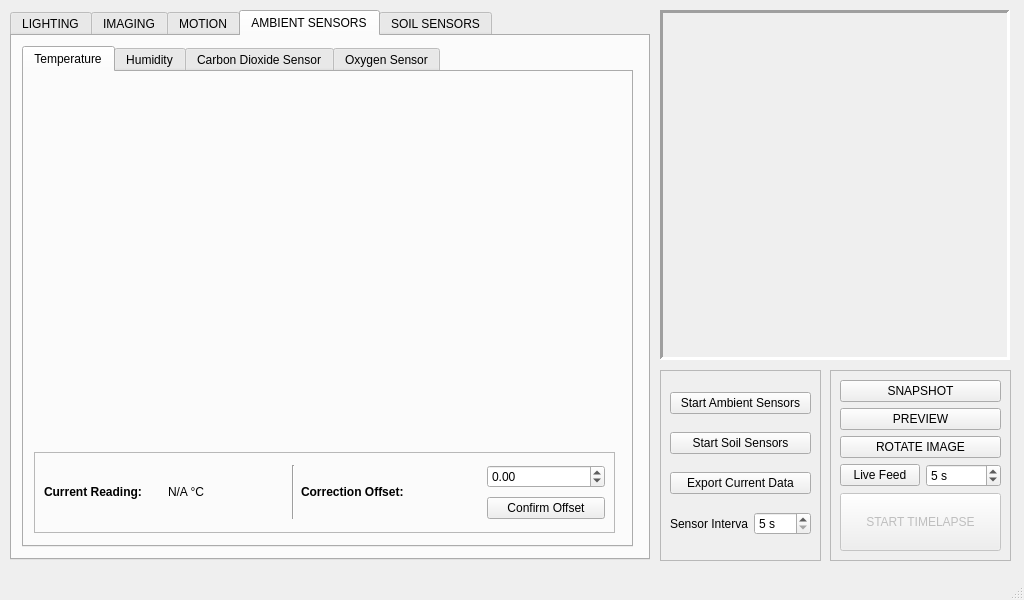
CoCl-Jerry/Flashlapse_Pro_Dev, file _ui/FlashLapse_Pro.ui: the form before one commit.
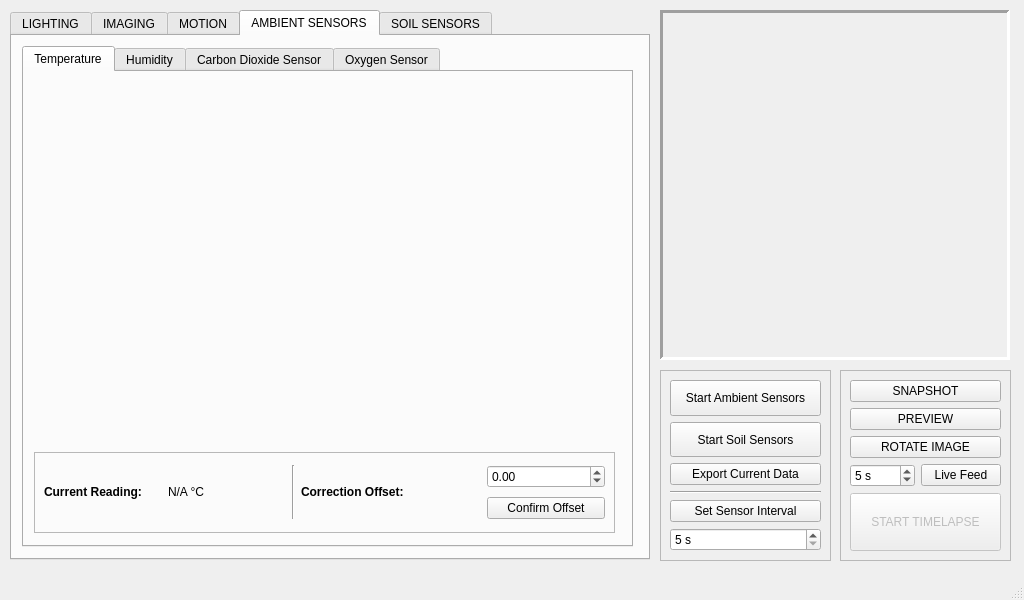
The form after the commit. Icons and pictures are not drawn. Custom widgets are drawn as their Qt base class.

```diff
--- a/_ui/FlashLapse_Pro.ui
+++ b/_ui/FlashLapse_Pro.ui
@@ -2125,9 +2125,9 @@
     </property>
     <property name="geometry">
      <rect>
-      <x>830</x>
+      <x>840</x>
       <y>370</y>
-      <width>181</width>
+      <width>171</width>
       <height>191</height>
      </rect>
     </property>
@@ -2142,7 +2142,7 @@
       <rect>
        <x>10</x>
        <y>10</y>
-       <width>161</width>
+       <width>151</width>
        <height>171</height>
       </rect>
      </property>
@@ -2189,14 +2189,20 @@
         </property>
        </widget>
       </item>
-      <item row="3" column="0">
-       <widget class="QPushButton" name="imaging_live_feed_pushButton">
+      <item row="2" column="0" colspan="2">
+       <widget class="QPushButton" name="imaging_rotate_pushButton">
+        <property name="enabled">
+         <bool>true</bool>
+        </property>
+        <property name="toolTip">
+         <string>Rotate image 90 degrees</string>
+        </property>
         <property name="text">
-         <string>Live Feed</string>
+         <string>ROTATE IMAGE</string>
         </property>
        </widget>
       </item>
-      <item row="3" column="1">
+      <item row="3" column="0">
        <widget class="QSpinBox" name="imaging_live_feed_spinBox">
         <property name="suffix">
          <string> s</string>
@@ -2212,16 +2218,10 @@
         </property>
        </widget>
       </item>
-      <item row="2" column="0" colspan="2">
-       <widget class="QPushButton" name="imaging_rotate_pushButton">
-        <property name="enabled">
-         <bool>true</bool>
-        </property>
-        <property name="toolTip">
-         <string>Rotate image 90 degrees</string>
-        </property>
+      <item row="3" column="1">
+       <widget class="QPushButton" name="imaging_live_feed_pushButton">
         <property name="text">
-         <string>ROTATE IMAGE</string>
+         <string>Live Feed</string>
         </property>
        </widget>
       </item>
@@ -2236,7 +2236,7 @@
      <rect>
       <x>660</x>
       <y>370</y>
-      <width>161</width>
+      <width>171</width>
       <height>191</height>
      </rect>
     </property>
@@ -2251,19 +2251,32 @@
       <rect>
        <x>10</x>
        <y>10</y>
-       <width>141</width>
+       <width>151</width>
        <height>171</height>
       </rect>
      </property>
      <layout class="QGridLayout" name="gridLayout">
-      <item row="0" column="0" colspan="2">
+      <item row="4" column="0">
+       <widget class="QPushButton" name="pushButton">
+        <property name="text">
+         <string>Set Sensor Interval</string>
+        </property>
+       </widget>
+      </item>
+      <item row="0" column="0">
        <widget class="QPushButton" name="start_ambient_sensors_pushButton">
+        <property name="sizePolicy">
+         <sizepolicy hsizetype="Minimum" vsizetype="Expanding">
+          <horstretch>0</horstretch>
+          <verstretch>0</verstretch>
+         </sizepolicy>
+        </property>
         <property name="text">
          <string>Start Ambient Sensors</string>
         </property>
        </widget>
       </item>
-      <item row="3" column="1">
+      <item row="5" column="0">
        <widget class="QSpinBox" name="spinBox">
         <property name="suffix">
          <string> s</string>
@@ -2279,27 +2292,33 @@
         </property>
        </widget>
       </item>
-      <item row="2" column="0" colspan="2">
-       <widget class="QPushButton" name="pushButton_2">
-        <property name="text">
-         <string>Export Current Data</string>
-        </property>
-       </widget>
-      </item>
-      <item row="3" column="0">
-       <widget class="QLabel" name="label">
-        <property name="text">
-         <string>Sensor Interval:</string>
-        </property>
-       </widget>
-      </item>
-      <item row="1" column="0" colspan="2">
+      <item row="1" column="0">
        <widget class="QPushButton" name="start_soil_sensors_pushButton">
+        <property name="sizePolicy">
+         <sizepolicy hsizetype="Minimum" vsizetype="Expanding">
+          <horstretch>0</horstretch>
+          <verstretch>0</verstretch>
+         </sizepolicy>
+        </property>
         <property name="text">
          <string>Start Soil Sensors</string>
         </property>
        </widget>
       </item>
+      <item row="2" column="0">
+       <widget class="QPushButton" name="pushButton_2">
+        <property name="text">
+         <string>Export Current Data</string>
+        </property>
+       </widget>
+      </item>
+      <item row="3" column="0">
+       <widget class="Line" name="line_18">
+        <property name="orientation">
+         <enum>Qt::Horizontal</enum>
+        </property>
+       </widget>
+      </item>
      </layout>
     </widget>
    </widget>
```
